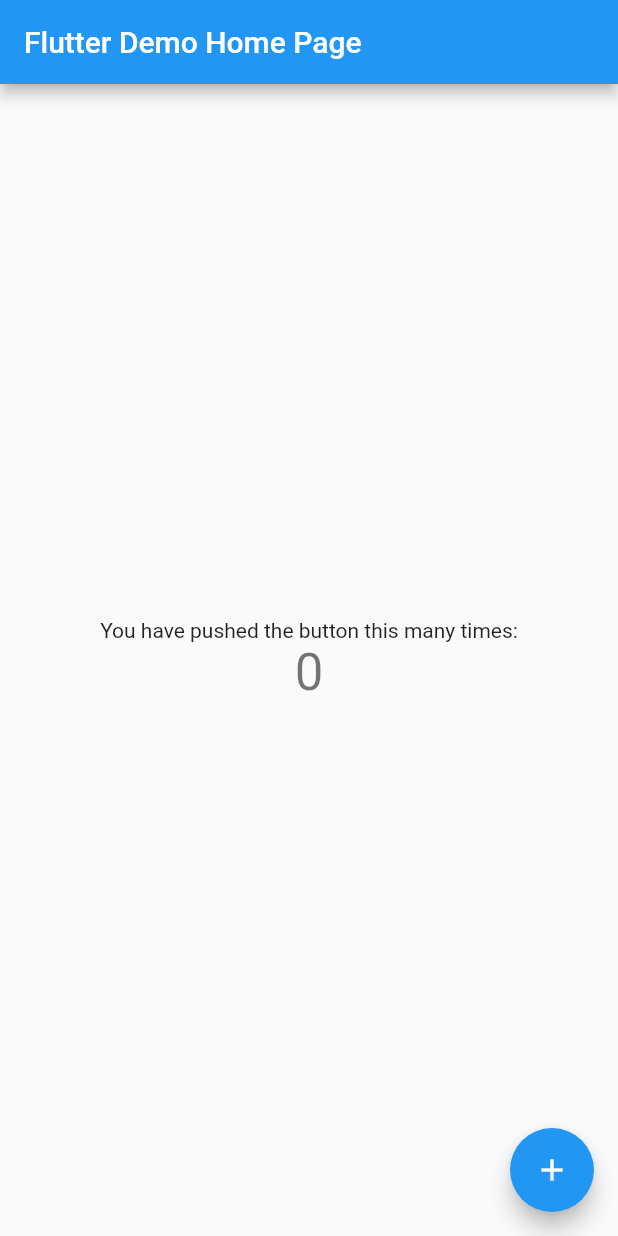
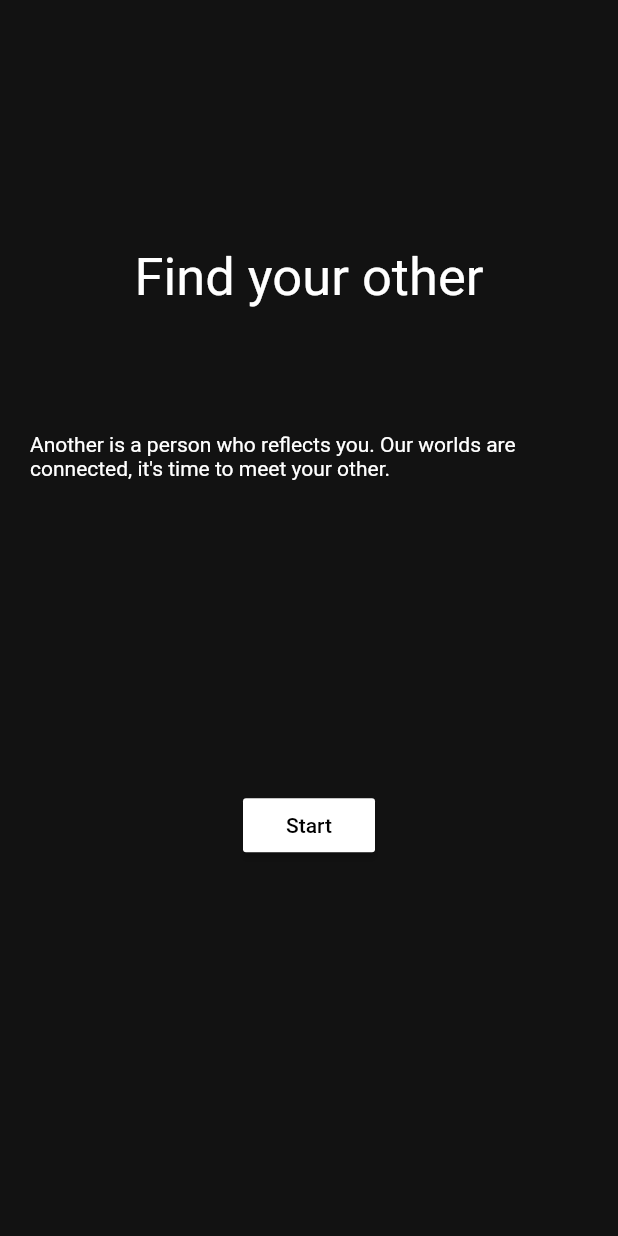
Before and after one commit to Atakoramuriel/yourOther, a Flutter app: the screen it shows after launch, on a phone screen of 412 x 824 dp. Run offline on Flutter 3.47's test engine with Material 2 defaults, Android fonts, the phone set to English and light mode, and no system bars.

Commit message:
finished mock up style

```diff
--- /dev/null
+++ b/lib/constants.dart
@@ -0,0 +1,6 @@
+import 'package:flutter/material.dart';
+
+const kPrimaryColor = Color(0xFF939FD8);
+const kPrimaryLightColor = Color(0xFFCF8F4A);
+const kBackgroundColor = Color(0xFF121212);
+const kBlueShade = Color(0xff0D183C);
--- a/lib/main.dart
+++ b/lib/main.dart
@@ -1,4 +1,6 @@
 import 'package:flutter/material.dart';
+import 'package:yourother/quiz.dart';
+import './constants.dart';
 
 void main() {
   runApp(MyApp());
@@ -11,35 +13,18 @@
     return MaterialApp(
       title: 'Flutter Demo',
       theme: ThemeData(
-        // This is the theme of your application.
-        //
-        // Try running your application with "flutter run". You'll see the
-        // application has a blue toolbar. Then, without quitting the app, try
-        // changing the primarySwatch below to Colors.green and then invoke
-        // "hot reload" (press "r" in the console where you ran "flutter run",
-        // or simply save your changes to "hot reload" in a Flutter IDE).
-        // Notice that the counter didn't reset back to zero; the application
-        // is not restarted.
         primarySwatch: Colors.blue,
       ),
-      home: MyHomePage(title: 'Flutter Demo Home Page'),
+      home: MyHomePage(title: 'Find your other'),
     );
   }
 }
 
 class MyHomePage extends StatefulWidget {
-  MyHomePage({Key? key, required this.title}) : super(key: key);
-
-  // This widget is the home page of your application. It is stateful, meaning
-  // that it has a State object (defined below) that contains fields that affect
-  // how it looks.
-
-  // This class is the configuration for the state. It holds the values (in this
-  // case the title) provided by the parent (in this case the App widget) and
-  // used by the build method of the State. Fields in a Widget subclass are
-  // always marked "final".
-
   final String title;
+  MyHomePage({
+    required this.title
+  });
 
   @override
   _MyHomePageState createState() => _MyHomePageState();
@@ -61,53 +46,54 @@
 
   @override
   Widget build(BuildContext context) {
-    // This method is rerun every time setState is called, for instance as done
-    // by the _incrementCounter method above.
-    //
-    // The Flutter framework has been optimized to make rerunning build methods
-    // fast, so that you can just rebuild anything that needs updating rather
-    // than having to individually change instances of widgets.
+        Size size = MediaQuery.of(context).size;
     return Scaffold(
-      appBar: AppBar(
-        // Here we take the value from the MyHomePage object that was created by
-        // the App.build method, and use it to set our appbar title.
-        title: Text(widget.title),
-      ),
-      body: Center(
-        // Center is a layout widget. It takes a single child and positions it
-        // in the middle of the parent.
+
+      body: Container(
+        color: kBackgroundColor,
         child: Column(
-          // Column is also a layout widget. It takes a list of children and
-          // arranges them vertically. By default, it sizes itself to fit its
-          // children horizontally, and tries to be as tall as its parent.
-          //
-          // Invoke "debug painting" (press "p" in the console, choose the
-          // "Toggle Debug Paint" action from the Flutter Inspector in Android
-          // Studio, or the "Toggle Debug Paint" command in Visual Studio Code)
-          // to see the wireframe for each widget.
-          //
-          // Column has various properties to control how it sizes itself and
-          // how it positions its children. Here we use mainAxisAlignment to
-          // center the children vertically; the main axis here is the vertical
-          // axis because Columns are vertical (the cross axis would be
-          // horizontal).
-          mainAxisAlignment: MainAxisAlignment.center,
           children: <Widget>[
-            Text(
-              'You have pushed the button this many times:',
-            ),
-            Text(
-              '$_counter',
-              style: Theme.of(context).textTheme.headline4,
-            ),
-          ],
-        ),
-      ),
-      floatingActionButton: FloatingActionButton(
-        onPressed: _incrementCounter,
-        tooltip: 'Increment',
-        child: Icon(Icons.add),
-      ), // This trailing comma makes auto-formatting nicer for build methods.
+            SizedBox(height: size.height * 0.2,),
+              Row(
+                children: [
+                  Spacer(),
+                  Text("Find your other",
+                  style: TextStyle(color: Colors.white, fontSize: 35),),
+                  Spacer()
+                ],
+              ),
+              //SizedBox(height: size.height * 0.25,),
+              SizedBox(height: size.height*0.1,),
+              Row(children:
+              [
+                SizedBox(width: 20,),
+                Expanded(child: Text("Another is a person who reflects you. Our worlds are connected, it's time to meet your other.",
+              style: TextStyle(color: Colors.white),),),
+                SizedBox(width: 5,)
+
+              ],),
+              SizedBox(height: size.height*0.25,),
+              Row(
+                children: [
+                  Spacer(),
+                  MaterialButton(onPressed: (){
+                             Navigator.push(
+                              context,
+                              MaterialPageRoute(
+                                builder: (context) {
+                                  return StartQuiz();
+                                },
+                              ),
+                            );
+                  },
+                  textColor: Colors.black,
+                  color: Colors.white,
+                  child: Text("Start", style: TextStyle(color: Colors.black),),),
+                  Spacer()
+                ],
+              )
+          ],)
+      ),// This trailing comma makes auto-formatting nicer for build methods.
     );
   }
 }
```
Also changed, not shown: gitkey.txt (added, +49 -0 lines), lib/quiz.dart (added, +196 -0 lines), lib/results.dart (added, +23 -0 lines), 3 other files.
